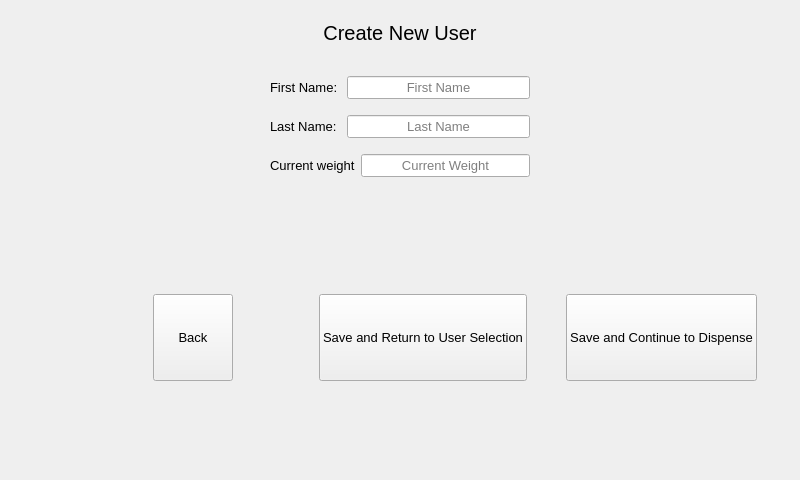
The window that Windows/AddingNewUser.ui (mikedinh1997/WaterDispenser) describes before a commit, drawn with Qt 5.
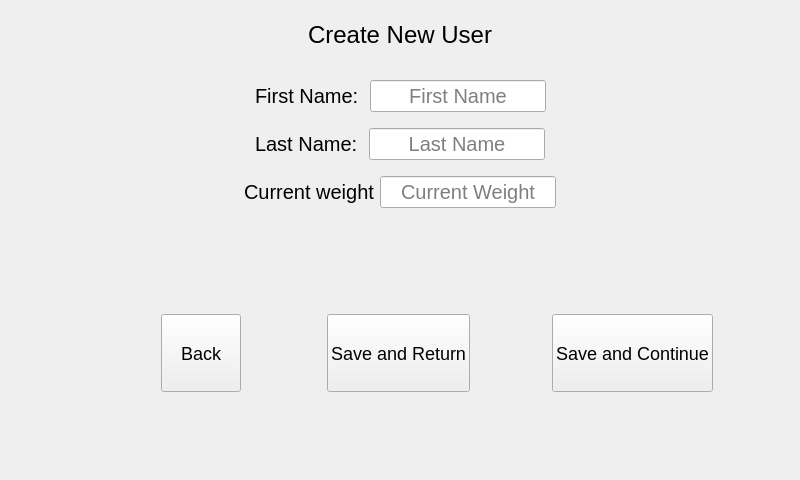
The same window after the commit.

Patch:
```diff
--- a/Windows/AddingNewUser.ui
+++ b/Windows/AddingNewUser.ui
@@ -69,7 +69,7 @@
      <item>
       <widget class="QLabel" name="label">
        <property name="styleSheet">
-        <string notr="true">font-size: 20px;</string>
+        <string notr="true">font-size: 24px;</string>
        </property>
        <property name="text">
         <string>Create New User</string>
@@ -130,7 +130,7 @@
        <item>
         <widget class="QLabel" name="label_2">
          <property name="styleSheet">
-          <string notr="true">font-size: 13px;
+          <string notr="true">font-size: 20px;
 </string>
          </property>
          <property name="text">
@@ -147,7 +147,7 @@
           <bool>false</bool>
          </property>
          <property name="styleSheet">
-          <string notr="true">font-size: 13px;</string>
+          <string notr="true">font-size: 20px;</string>
          </property>
          <property name="alignment">
           <set>Qt::AlignCenter</set>
@@ -210,7 +210,7 @@
        <item>
         <widget class="QLabel" name="label_3">
          <property name="styleSheet">
-          <string notr="true">font-size: 13px;
+          <string notr="true">font-size: 20px;
 </string>
          </property>
          <property name="text">
@@ -227,7 +227,7 @@
           <bool>false</bool>
          </property>
          <property name="styleSheet">
-          <string notr="true">font-size: 13px;</string>
+          <string notr="true">font-size: 20px;</string>
          </property>
          <property name="alignment">
           <set>Qt::AlignCenter</set>
@@ -290,7 +290,7 @@
        <item>
         <widget class="QLabel" name="label_4">
          <property name="styleSheet">
-          <string notr="true">font-size: 13px;
+          <string notr="true">font-size: 20px;
 </string>
          </property>
          <property name="text">
@@ -307,7 +307,7 @@
           <bool>false</bool>
          </property>
          <property name="styleSheet">
-          <string notr="true">font-size: 13px;</string>
+          <string notr="true">font-size: 20px;</string>
          </property>
          <property name="alignment">
           <set>Qt::AlignCenter</set>
@@ -393,7 +393,7 @@
         </sizepolicy>
        </property>
        <property name="styleSheet">
-        <string notr="true">font-size: 13px;</string>
+        <string notr="true">font-size: 18px;</string>
        </property>
        <property name="text">
         <string>Back</string>
@@ -428,10 +428,10 @@
         </sizepolicy>
        </property>
        <property name="styleSheet">
-        <string notr="true">font-size: 13px;</string>
+        <string notr="true">font-size: 18px;</string>
        </property>
        <property name="text">
-        <string>Save and Return to User Selection</string>
+        <string>Save and Return</string>
        </property>
        <property name="autoDefault">
         <bool>false</bool>
@@ -460,10 +460,10 @@
         </sizepolicy>
        </property>
        <property name="styleSheet">
-        <string notr="true">font-size: 13px;</string>
+        <string notr="true">font-size: 18px;</string>
        </property>
        <property name="text">
-        <string>Save and Continue to Dispense</string>
+        <string>Save and Continue</string>
        </property>
        <property name="autoDefault">
         <bool>false</bool>
```
